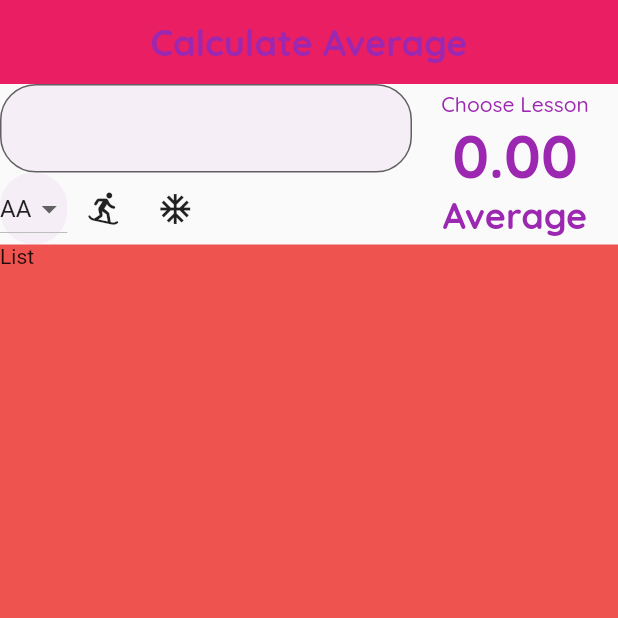
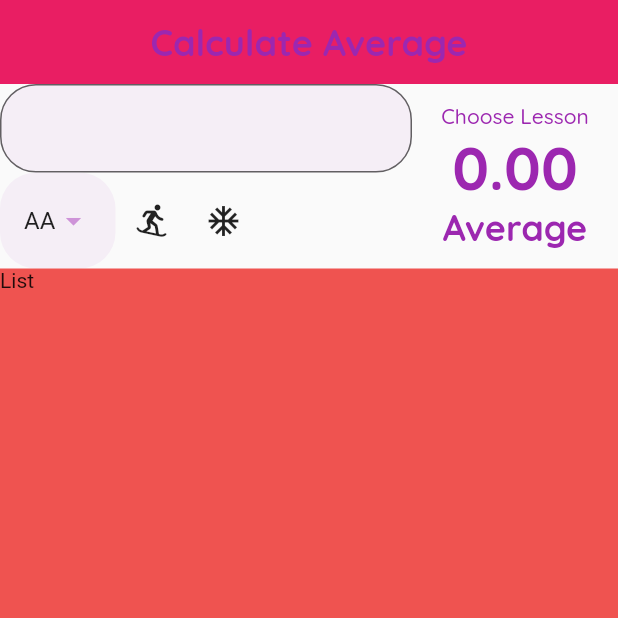
Before and after one commit to Gokdenizsari/dynamic_average_calculation, a Flutter app: the screen it shows after launch, on a phone screen of 412 x 824 dp, the top half of it. Run offline on Flutter 3.47's test engine with Material 2 defaults, Android fonts, the phone set to English and light mode, and no system bars; our stand-ins replace google_fonts.

Commit message:
Update calculate_average_page.dart

```diff
--- a/lib/widgets/calculate_average_page.dart
+++ b/lib/widgets/calculate_average_page.dart
@@ -1,4 +1,5 @@
 import 'package:dynamic_average_calculation/constants/app_constants.dart';
+import 'package:dynamic_average_calculation/helper/data_helper.dart';
 import 'package:dynamic_average_calculation/widgets/show_average.dart';
 import 'package:flutter/material.dart';
 
@@ -87,38 +88,23 @@ class _CalculateAverageState extends State<CalculateAverage> {
 
   _buildGrade() {
     return Container(
+      padding: stabil.dropDownPadding,
       decoration: BoxDecoration(
           color: stabil.mainColor.shade100.withOpacity(0.2),
           borderRadius: stabil.borderRadius),
       child: DropdownButton<double>(
-          value: 4,
-          onChanged: (deger) {
-            setState(() {
-              selectedValue = deger!;
-            });
-          },
-          items: [
-            DropdownMenuItem(
-              child: Text("AA"),
-              value: 4,
-            ),
-            DropdownMenuItem(
-              child: Text("BA"),
-              value: 3.5,
-            ),
-            DropdownMenuItem(
-              child: Text("BB"),
-              value: 3,
-            ),
-            DropdownMenuItem(
-              child: Text("CB"),
-              value: 2.5,
-            ),
-            DropdownMenuItem(
-              child: Text("CC"),
-              value: 2,
-            ),
-          ]),
+        value: selectedValue,
+        elevation: 16,
+        iconEnabledColor: stabil.mainColor.shade200,
+        onChanged: (value) {
+          setState(() {
+            selectedValue = value!;
+            print(value);
+          });
+        },
+        underline: Container(),
+        items: DataHelper.allLectureNotes(),
+      ),
     );
   }
 }
```
